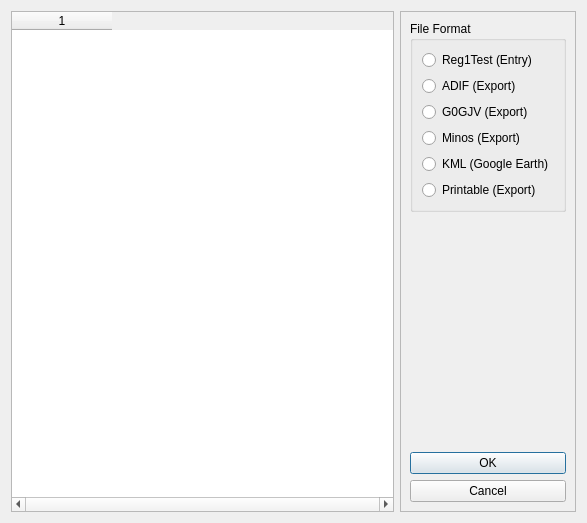
First picture: the form in mqt/MqtLogger/tentryoptionsform.ui, repository zsteva/backup-minos2, before the edit.
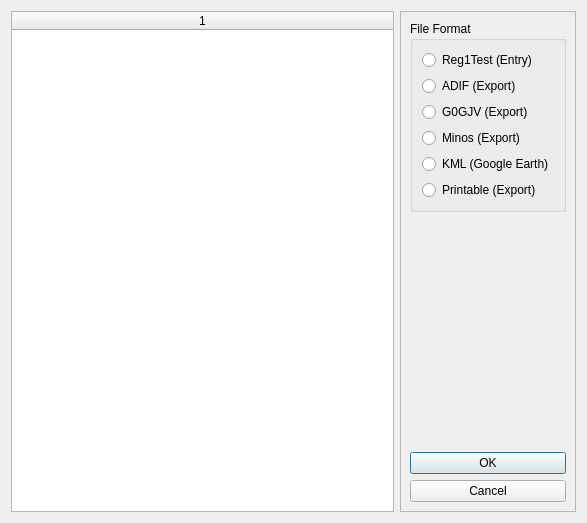
Second picture: the form after the edit.

Commit message: Improve horizontal scroling - still not good

```diff
--- a/mqt/MqtLogger/tentryoptionsform.ui
+++ b/mqt/MqtLogger/tentryoptionsform.ui
@@ -23,11 +23,26 @@
    <item>
     <widget class="QTableWidget" name="OptionsScrollBox">
      <property name="horizontalScrollBarPolicy">
-      <enum>Qt::ScrollBarAlwaysOn</enum>
+      <enum>Qt::ScrollBarAsNeeded</enum>
+     </property>
+     <property name="textElideMode">
+      <enum>Qt::ElideNone</enum>
+     </property>
+     <property name="verticalScrollMode">
+      <enum>QAbstractItemView::ScrollPerItem</enum>
+     </property>
+     <property name="horizontalScrollMode">
+      <enum>QAbstractItemView::ScrollPerPixel</enum>
+     </property>
+     <property name="cornerButtonEnabled">
+      <bool>false</bool>
      </property>
      <property name="columnCount">
       <number>1</number>
      </property>
+     <attribute name="horizontalHeaderStretchLastSection">
+      <bool>true</bool>
+     </attribute>
      <column/>
     </widget>
    </item>
```
Left out of the diff: 2 changed lines with no effect on the pictures. The commit also changes 1 other file.
